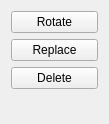
Old version of the form intersectionoptions.ui in the repository UmutSahinSE/Ata-Caddesi-Simulator.
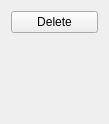
New version of the form.

Diff of the .ui file:
```diff
--- a/intersectionoptions.ui
+++ b/intersectionoptions.ui
@@ -14,20 +14,6 @@
    <string>Form</string>
   </property>
   <layout class="QVBoxLayout" name="verticalLayout">
-   <item>
-    <widget class="QPushButton" name="pushButton_3">
-     <property name="text">
-      <string>Rotate</string>
-     </property>
-    </widget>
-   </item>
-   <item>
-    <widget class="QPushButton" name="ReplaceButton">
-     <property name="text">
-      <string>Replace</string>
-     </property>
-    </widget>
-   </item>
    <item>
     <widget class="QPushButton" name="DeleteButton">
      <property name="text">
```
